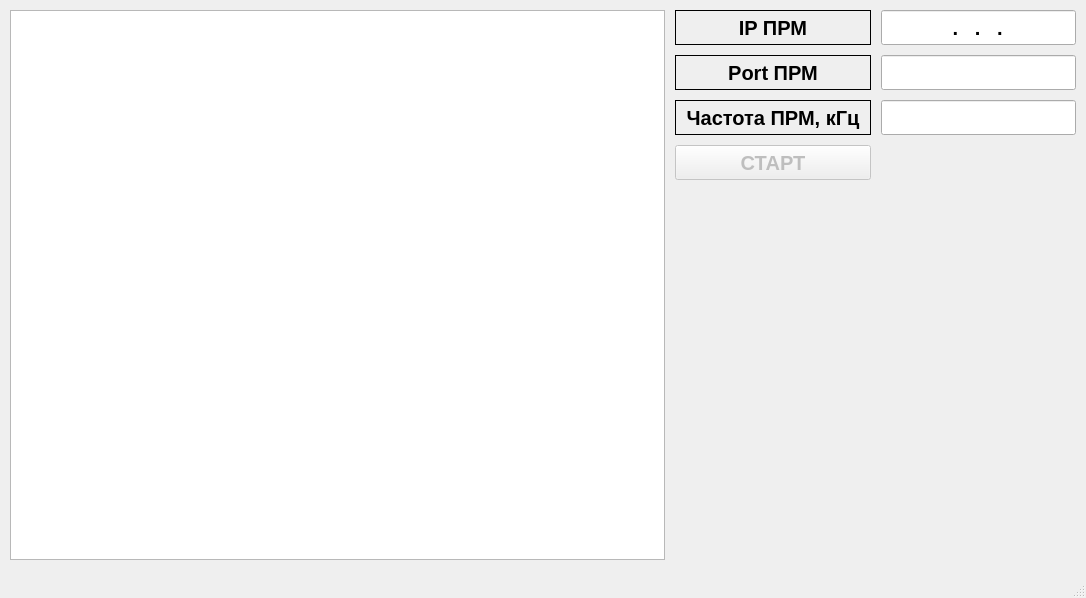
andruwa01/qt-vmp-projects, file qt-vmp-interface-src/qt-vmp-user-inteface/mainwindow.ui: the form before one commit.
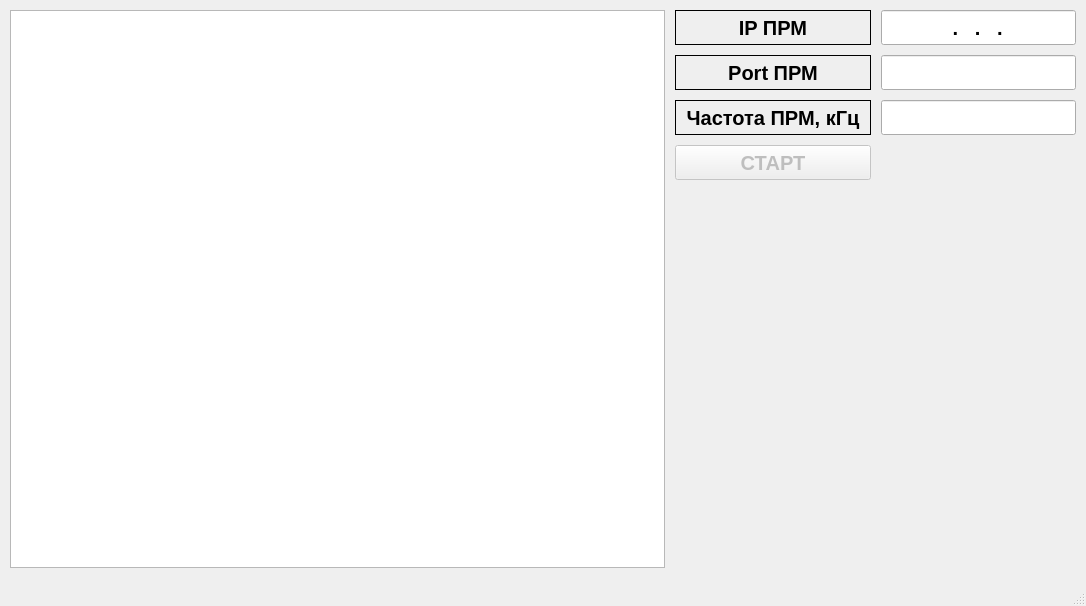
The form after the commit. Custom widgets are drawn as their Qt base class.

Diff of the .ui file:
```diff
--- a/qt-vmp-interface-src/qt-vmp-user-inteface/mainwindow.ui
+++ b/qt-vmp-interface-src/qt-vmp-user-inteface/mainwindow.ui
@@ -7,7 +7,7 @@
     <x>0</x>
     <y>0</y>
     <width>1086</width>
-    <height>598</height>
+    <height>606</height>
    </rect>
   </property>
   <property name="minimumSize">
```
